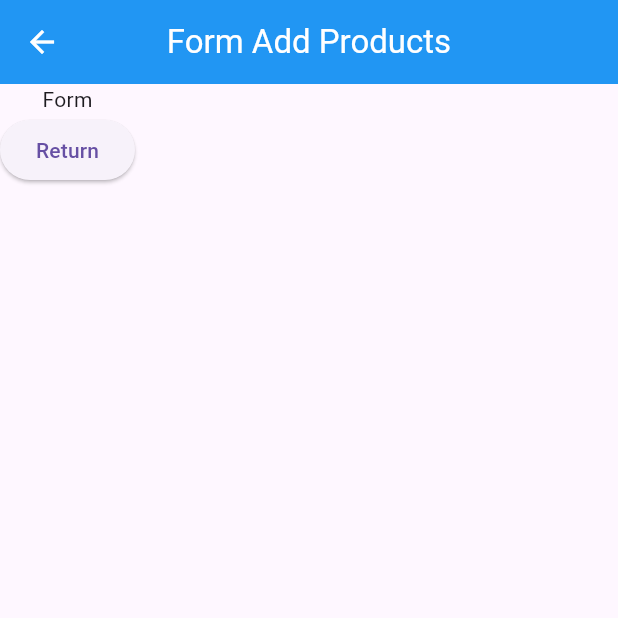
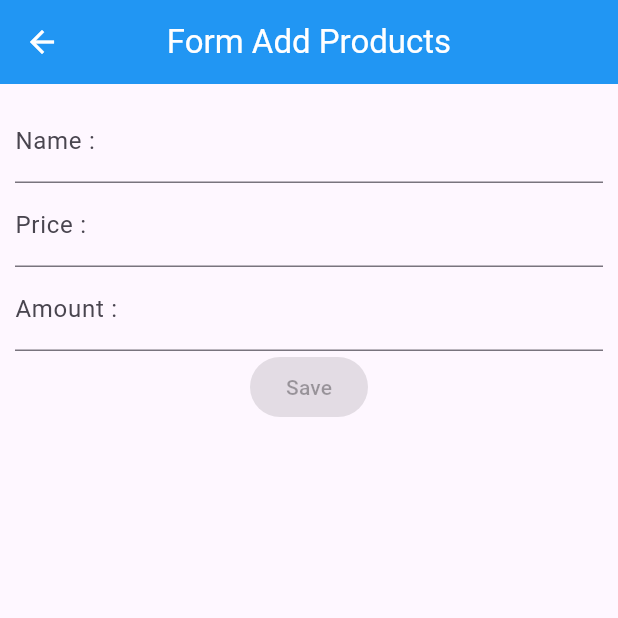
Before and after one commit to Gon-Net/app_crud_flutter, a Flutter app: the screen it shows after launch, after a tap on the "add" icon, on a phone screen of 412 x 824 dp, the top half of it. Run offline on Flutter 3.47's test engine with Material 3 defaults, Android fonts, the light colour scheme and no system bars; our stand-ins replace flutter_dotenv; network calls fail.

Commit message:
Implement variable environment

```diff
--- a/lib/main.dart
+++ b/lib/main.dart
@@ -1,7 +1,9 @@
 import 'package:app_crud1/pages/home.dart';
 import 'package:flutter/material.dart';
+import 'package:flutter_dotenv/flutter_dotenv.dart';
 
-void main() {
+Future<void> main() async {
+  await dotenv.load(fileName: ".env");
   runApp(const MyApp());
 }
 
--- a/lib/pages/formulario.dart
+++ b/lib/pages/formulario.dart
@@ -8,6 +8,15 @@ class Formulario extends StatefulWidget {
 }
 
 class _FormularioState extends State<Formulario> {
+
+  TextEditingController nameController = TextEditingController();
+  TextEditingController priceController = TextEditingController();
+  TextEditingController amountController = TextEditingController();
+
+  saveProduct(){
+
+  }
+
   @override
   Widget build(BuildContext context) {
     return Scaffold(
@@ -17,16 +26,36 @@ class _FormularioState extends State<Formulario> {
         foregroundColor: Colors.white,
         backgroundColor: Colors.blue
       ),
-      body: Column(
-        children: [
-          const Text('Form'),
-          ElevatedButton(
-            onPressed: (){
-              Navigator.pop(context);
-            },
-            child: const Text('Return'),
-          )
-        ],
+      body: Padding(
+        padding: const EdgeInsets.all(10.0),
+        child: Column(
+          children: [
+            TextField(
+              controller: nameController,
+              decoration: const InputDecoration(
+                labelText: 'Name : '
+              ),
+            ),
+            TextField(
+              controller: priceController,
+              decoration: const InputDecoration(
+                labelText: 'Price : '
+              ),
+              keyboardType: TextInputType.number,
+            ),
+            TextField(
+              controller: amountController,
+              decoration: const InputDecoration(
+                labelText: 'Amount : '
+              ),
+              keyboardType: TextInputType.number,
+            ),
+            ElevatedButton(
+              onPressed: saveProduct(),
+              child: const Text('Save')
+            )
+          ],
+        ),
       ),
     );
   }
--- a/lib/pages/home.dart
+++ b/lib/pages/home.dart
@@ -1,5 +1,6 @@
 import 'package:app_crud1/pages/formulario.dart';
 import 'package:flutter/material.dart';
+import 'package:flutter_dotenv/flutter_dotenv.dart';
 
 import 'dart:convert' as convert;
 
@@ -23,7 +24,18 @@ class _HomeState extends State<Home> {
   }
 
   productGet() async {
-    var url = Uri.parse('https://8826-131-0-196-208.ngrok-free.app/api/products');
+    //var url = Uri.parse('http://localhost:8000/api/products');
+    //var url = Uri.parse('https://8826-131-0-196-208.ngrok-free.app/api/products');
+
+    String? apiUrl = dotenv.env['API_BACK'];
+    if (apiUrl == null || apiUrl.isEmpty) {
+      //print('Error: API_BACK no está configurado.');
+      return;
+    }
+
+    //var url = Uri.parse(dotenv.env['API_BACK']!+'/products');
+    var url = Uri.parse('$apiUrl/products');
+
     var response = await http.get(url);
     if(response.statusCode == 200){
       var jsonResponse = convert.jsonDecode(response.body);
--- a/pubspec.yaml
+++ b/pubspec.yaml
@@ -36,6 +36,7 @@ dependencies:
   # Use with the CupertinoIcons class for iOS style icons.
   cupertino_icons: ^1.0.8
   http: ^1.2.2
+  flutter_dotenv: ^5.2.1
 
 dev_dependencies:
   flutter_test:
@@ -60,7 +61,8 @@ flutter:
   uses-material-design: true
 
   # To add assets to your application, add an assets section, like this:
-  # assets:
+  assets:
+    - .env
   #   - images/a_dot_burr.jpeg
   #   - images/a_dot_ham.jpeg
 
```
Also changed, not shown: pubspec.lock, 2 other files.
